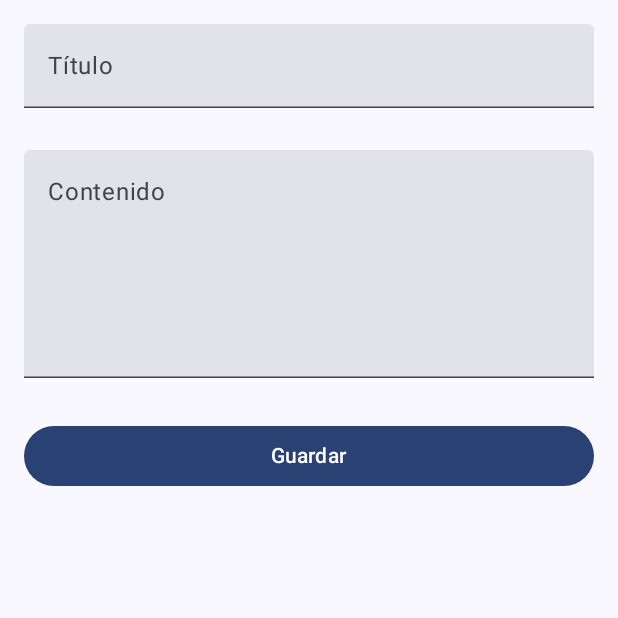
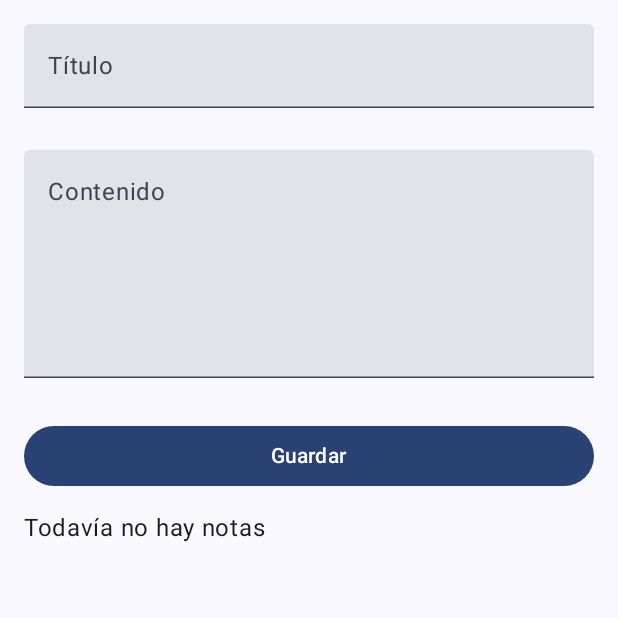
Before and after one commit to lukzzarg098/MVVMPracticaUADE, an Android app built with Jetpack Compose: the screen it shows after launch (MainActivity), on a phone screen of 412 x 824 dp, the top half of it. Run offline under Robolectric (Android 15) with nearby library versions, the phone set to English and light mode, and no system bars.

Commit message:
Ejercicio 6: NotaRepository con implementacion en memoria
- Contrato NotaRepository (obtener, guardar, eliminar) e implementacion en memoria
- NotaViewModel recibe el repository por constructor y solo conoce la interfaz
- Nota tiene id; la lista de notas se publica en NotaUiState
- La pantalla muestra la lista de notas guardadas

Co-Authored-By: Claude Opus 5.5 <noreply@anthropic.com>

```diff
--- a/app/src/main/java/com/example/mvvmpracticauade/MainActivity.kt
+++ b/app/src/main/java/com/example/mvvmpracticauade/MainActivity.kt
@@ -10,7 +10,10 @@ import androidx.compose.foundation.layout.Column
 import androidx.compose.foundation.layout.fillMaxSize
 import androidx.compose.foundation.layout.fillMaxWidth
 import androidx.compose.foundation.layout.padding
+import androidx.compose.foundation.lazy.LazyColumn
+import androidx.compose.foundation.lazy.items
 import androidx.compose.material3.Button
+import androidx.compose.material3.Card
 import androidx.compose.material3.CircularProgressIndicator
 import androidx.compose.material3.MaterialTheme
 import androidx.compose.material3.Scaffold
@@ -23,6 +26,7 @@ import androidx.compose.ui.tooling.preview.Preview
 import androidx.compose.ui.unit.dp
 import androidx.lifecycle.compose.collectAsStateWithLifecycle
 import com.example.mvvmpracticauade.ui.theme.MVVMPracticaUADETheme
+import java.util.UUID
 
 class MainActivity : ComponentActivity() {
     override fun onCreate(savedInstanceState: Bundle?) {
@@ -44,6 +48,7 @@ class MainActivity : ComponentActivity() {
 }
 
 data class Nota(
+    val id: String = UUID.randomUUID().toString(),
     val nombre: String,
     val contenido: String
 )
@@ -93,6 +98,33 @@ fun NotaScreen(estado: NotaUiState, modifier: Modifier = Modifier, onTitular: (S
                 Text("Guardar")
             }
         }
+
+        // weight(1f): la lista ocupa el espacio que queda debajo del formulario y scrollea ahi
+        ListaNotas(notas = estado.notas, modifier = Modifier.weight(1f))
+    }
+}
+
+// Solo dibuja las notas que recibe. No sabe de donde vienen (ni del ViewModel ni del Repository).
+@Composable
+fun ListaNotas(notas: List<Nota>, modifier: Modifier = Modifier) {
+    if (notas.isEmpty()) {
+        Text("Todavía no hay notas", modifier = modifier)
+        return
+    }
+
+    LazyColumn(
+        modifier = modifier.fillMaxWidth(),
+        verticalArrangement = Arrangement.spacedBy(8.dp)
+    ) {
+        // key = id: Compose identifica cada fila por su nota, no por su posicion
+        items(notas, key = { it.id }) { nota ->
+            Card(modifier = Modifier.fillMaxWidth()) {
+                Column(modifier = Modifier.padding(12.dp)) {
+                    Text(nota.nombre, style = MaterialTheme.typography.titleMedium)
+                    Text(nota.contenido, style = MaterialTheme.typography.bodyMedium)
+                }
+            }
+        }
     }
 }
 
@@ -121,7 +153,11 @@ fun NotaScreenPreview() {
                 titulo = "Compras",
                 contenido = "",
                 errorContenido = "El contenido debe tener al menos 10 caracteres",
-                operacionEnCurso = false
+                operacionEnCurso = false,
+                notas = listOf(
+                    Nota(nombre = "Ideas proyecto", contenido = "Armar el repository en memoria"),
+                    Nota(nombre = "Turno médico", contenido = "Martes 10 hs, llevar estudios")
+                )
             ),
             // En el Preview no hay nadie que maneje los eventos: lambdas vacías
             onTitular = {},
--- /dev/null
+++ b/app/src/main/java/com/example/mvvmpracticauade/NotaRepository.kt
@@ -0,0 +1,7 @@
+package com.example.mvvmpracticauade
+
+interface NotaRepository {
+    suspend fun obtenerTodas(): List<Nota>
+    suspend fun guardar(nota: Nota)
+    suspend fun eliminar(id: String)
+}
--- /dev/null
+++ b/app/src/main/java/com/example/mvvmpracticauade/NotaRepositoryEnMemoria.kt
@@ -0,0 +1,21 @@
+package com.example.mvvmpracticauade
+
+// Implementacion en memoria: las notas viven en una lista y se pierden al cerrar la app.
+// No sabe nada de Compose ni del ViewModel; solo cumple el contrato NotaRepository.
+class NotaRepositoryEnMemoria : NotaRepository {
+
+    private val notas = mutableListOf<Nota>()
+
+    // Devuelve una copia para que nadie de afuera pueda modificar la lista interna
+    override suspend fun obtenerTodas(): List<Nota> = notas.toList()
+
+    // Si ya existe una nota con ese id la reemplaza; si no, la agrega
+    override suspend fun guardar(nota: Nota) {
+        val indice = notas.indexOfFirst { it.id == nota.id }
+        if (indice >= 0) notas[indice] = nota else notas.add(nota)
+    }
+
+    override suspend fun eliminar(id: String) {
+        notas.removeAll { it.id == id }
+    }
+}
--- a/app/src/main/java/com/example/mvvmpracticauade/NotaUiState.kt
+++ b/app/src/main/java/com/example/mvvmpracticauade/NotaUiState.kt
@@ -1,6 +1,11 @@
 package com.example.mvvmpracticauade
 
+import java.util.UUID
+
 data class NotaUiState(
+
+
+    val notas: List<Nota> = emptyList(),
     val titulo: String = "",
     val contenido: String = "",
     // Reemplazado por errorTitulo y errorContenido (un error por campo)
--- a/app/src/main/java/com/example/mvvmpracticauade/NotaViewModel.kt
+++ b/app/src/main/java/com/example/mvvmpracticauade/NotaViewModel.kt
@@ -12,11 +12,18 @@ import kotlinx.coroutines.flow.update
 import kotlinx.coroutines.launch
 import kotlin.time.Duration.Companion.milliseconds
 
-class NotaViewModel : ViewModel() {
+class NotaViewModel (private val repository: NotaRepository = NotaRepositoryEnMemoria() ) : ViewModel() {
 // Estado y operaciones; no dibujar UI aqui
 
     private val _uiState = MutableStateFlow(NotaUiState())
     val uiState: StateFlow<NotaUiState> = _uiState.asStateFlow()
+
+    init {
+        obtenerTodasLasNotas()
+
+    }
+
+
 
 
     //var estado by mutableStateOf(NotaUiState())
@@ -53,10 +60,43 @@ class NotaViewModel : ViewModel() {
         if (errorTitulo.isNotEmpty() || errorContenido.isNotEmpty()) return
 
         viewModelScope.launch {
+
             _uiState.update { it.copy(operacionEnCurso = true) }
-            delay(1500.milliseconds)   // simula el guardado
-            _uiState.update { it.copy(operacionEnCurso = false, titulo = "", contenido = "") }
+
+            delay(1000.milliseconds)
+
+            val notaNew = Nota(nombre = estado.titulo, contenido = estado.contenido)
+
+            repository.guardar(notaNew)
+
+            _uiState.update { it.copy(operacionEnCurso = false) }
+
+            obtenerTodasLasNotas()
+
+            _uiState.update {  it.copy(titulo = "", contenido = "") }
+
+
+
         }
+
+
+    }
+
+    fun obtenerTodasLasNotas() {
+
+
+     viewModelScope.launch {
+
+
+         _uiState.update { it.copy(operacionEnCurso = true) }
+
+        _uiState.update { it.copy(notas = repository.obtenerTodas()) }
+
+         _uiState.update { it.copy(operacionEnCurso = false) }
+    }
+
+
+
     }
 
 
```
